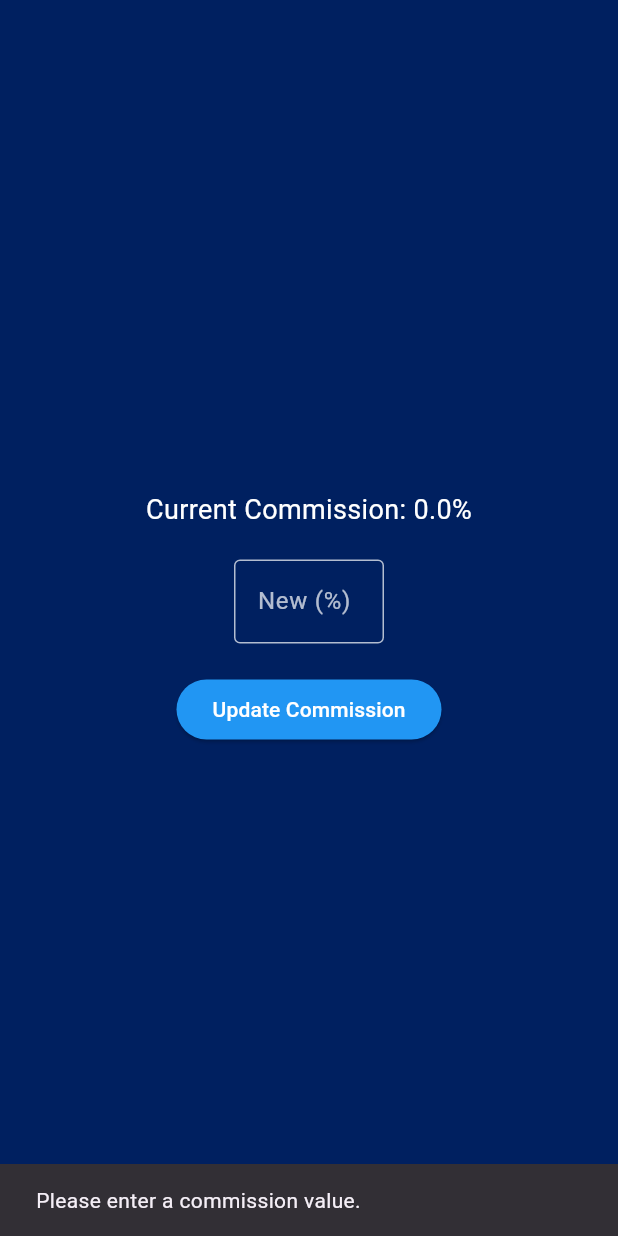
After one commit to ali88367/mascare_admin_backend, a Flutter app: the Commission screen opened directly, after a tap on "Update Commission", on a phone screen of 412 x 824 dp. The commit adds this screen. Run offline on Flutter 3.47's test engine with Material 3 defaults, Android fonts, the phone set to English and light mode, and no system bars; our stand-ins replace cloud_firestore, file_picker, firebase_auth, firebase_core, firebase_storage, flutter_svg and 2 more; accounts and stored records are empty; statements that could not run were skipped.

Commit message:
first commit

```diff
--- a/lib/SideBar/home_main.dart
+++ b/lib/SideBar/home_main.dart
@@ -3,6 +3,7 @@ import 'package:get/get.dart';
 import 'package:mascare_admin_backend/SideBar/sidebar.dart';
 import 'package:mascare_admin_backend/SideBar/sidebar_controller.dart';
 import 'package:mascare_admin_backend/chat/messages.dart';
+import 'package:mascare_admin_backend/commission.dart';
 import 'package:mascare_admin_backend/pro_approve.dart';
 import 'package:mascare_admin_backend/pro_reviews.dart';
 import '../add_event.dart';
@@ -60,8 +61,7 @@ class _HomeMainState extends State<HomeMain> {
                         ? UserInbox()
                         : sidebarController.selectedindex.value == 9
                         ? ProReviews()
-
-                        : UserDetails()))
+                        : Commission()))
               ],
             ),
             Obx(()=>sidebarController.showsidebar.value == true? ExampleSidebarX():SizedBox.shrink(),)
--- a/lib/SideBar/sidebar.dart
+++ b/lib/SideBar/sidebar.dart
@@ -171,6 +171,11 @@ class _ExampleSidebarXState extends State<ExampleSidebarX> {
               label: 'Pro Reviews',
             ),
             SidebarXItem(
+              onTap: () => sidebarController.selectedindex.value = 10,
+              icon: Icons.monetization_on,
+              label: 'Commission',
+            ),
+            SidebarXItem(
               onTap: () {
                 sidebarController.selectedindex.value = 0;
                 sidebarController.controller = SidebarXController(selectedIndex: 0, extended: true);
--- a/lib/bookings.dart
+++ b/lib/bookings.dart
@@ -303,7 +303,7 @@ class BookingCard extends StatelessWidget {
                 children: [
                   const Text('Amount', style: TextStyle(color: Colors.grey, fontSize: 12)),
                   Text(
-                    '\$${booking['amount']?.toString() ?? '0'}',
+                    'R ${booking['amount']?.toString() ?? '0'}',
                     style: const TextStyle(fontWeight: FontWeight.w700, color: darkBlue, fontSize: 16),
                   ),
                   const SizedBox(height: 8),
--- /dev/null
+++ b/lib/commission.dart
@@ -0,0 +1,152 @@
+import 'package:flutter/cupertino.dart';
+import 'package:flutter/material.dart';
+import 'package:mascare_admin_backend/colors.dart';
+import 'package:cloud_firestore/cloud_firestore.dart';
+import 'package:flutter/services.dart';
+
+class Commission extends StatefulWidget {
+  const Commission({super.key});
+
+  @override
+  State<Commission> createState() => _CommissionState();
+}
+
+class _CommissionState extends State<Commission> {
+  double? _currentCommission;
+  final TextEditingController _commissionController = TextEditingController();
+
+  @override
+  void initState() {
+    super.initState();
+    _getCommission();
+  }
+
+  Future<void> _getCommission() async {
+    try {
+      DocumentSnapshot doc = await FirebaseFirestore.instance
+          .collection('admin')
+          .doc('admin_settings')
+          .get();
+
+      if (doc.exists && doc.data() != null) {
+        final data = doc.data() as Map<String, dynamic>;
+        setState(() {
+          _currentCommission = (data['platform_commission'] as num?)?.toDouble();
+        });
+      } else {
+        print('Document does not exist'); // Handle case where document is missing
+      }
+    } catch (e) {
+      print('Error getting commission: $e'); // Handle errors
+    }
+  }
+
+  Future<void> _updateCommission(double newCommission) async {
+    try {
+      await FirebaseFirestore.instance
+          .collection('admin')
+          .doc('admin_settings')
+          .update({'platform_commission': newCommission});
+
+      setState(() {
+        _currentCommission = newCommission;
+      });
+
+      ScaffoldMessenger.of(context).showSnackBar(
+        const SnackBar(content: Text('Commission updated successfully!')),
+      );
+    } catch (e) {
+      print('Error updating commission: $e');
+      ScaffoldMessenger.of(context).showSnackBar(
+        SnackBar(content: Text('Failed to update commission: $e')),
+      );
+    }
+  }
+
+  @override
+  Widget build(BuildContext context) {
+    return Scaffold(
+      backgroundColor: darkBlue,
+      body: Center( // Wrap the Column in a Center widget
+        child: Padding(
+          padding: const EdgeInsets.all(16.0),
+          child: Column(
+            mainAxisAlignment: MainAxisAlignment.center,
+            crossAxisAlignment: CrossAxisAlignment.center,
+            children: [
+              Text(
+                'Current Commission: ${_currentCommission ?? 'Loading...'}%',
+                style: const TextStyle(fontSize: 18, color: Colors.white),
+              ),
+              const SizedBox(height: 20),
+              SizedBox(
+                width: 100, // Limit the width of the TextField
+                child: TextFormField(
+                  controller: _commissionController,
+                  keyboardType: TextInputType.numberWithOptions(decimal: true),
+                  inputFormatters: [
+                    FilteringTextInputFormatter.digitsOnly, // Only allow digits
+                    LengthLimitingTextInputFormatter(2), // Limit to 2 digits
+                  ],
+                  decoration: const InputDecoration(
+                    labelText: 'New (%)',
+                    labelStyle: TextStyle(color: Colors.white70),
+                    border: OutlineInputBorder(),
+                    enabledBorder: OutlineInputBorder(
+                      borderSide: BorderSide(color: Colors.white70),
+                    ),
+                    focusedBorder: OutlineInputBorder(
+                      borderSide: BorderSide(color: Colors.white),
+                    ),
+                  ),
+                  style: const TextStyle(color: Colors.white),
+                  textAlign: TextAlign.center, // Center the text inside the field
+                ),
+              ),
+              const SizedBox(height: 20),
+              ElevatedButton(
+                onPressed: () {
+                  if (_commissionController.text.isNotEmpty) {
+                    try {
+                      double newCommission = double.parse(_commissionController.text);
+                      if (newCommission >= 0 && newCommission <= 100) {  //Validate if commission percentage is between 0 to 100
+                        _updateCommission(newCommission);
+                        _commissionController.clear(); // Clear the text field
+                      } else {
+                        ScaffoldMessenger.of(context).showSnackBar(
+                          const SnackBar(content: Text('Commission percentage must be between 0 and 100.')),
+                        );
+                      }
+
+                    } catch (e) {
+                      ScaffoldMessenger.of(context).showSnackBar(
+                        const SnackBar(content: Text('Invalid input. Please enter a valid number.')),
+                      );
+                    }
+                  } else {
+                    ScaffoldMessenger.of(context).showSnackBar(
+                      const SnackBar(content: Text('Please enter a commission value.')),
+                    );
+                  }
+                },
+                style: ElevatedButton.styleFrom(
+                  backgroundColor: Colors.blue, // Or any other color you prefer
+                ),
+                child: const Text(
+                  'Update Commission',
+                  style: TextStyle(color: Colors.white),
+                ),
+              ),
+            ],
+          ),
+        ),
+      ),
+    );
+  }
+
+  @override
+  void dispose() {
+    _commissionController.dispose();
+    super.dispose();
+  }
+}
```
Also changed, not shown: lib/pro_reviews.dart (+201 -34 lines).
